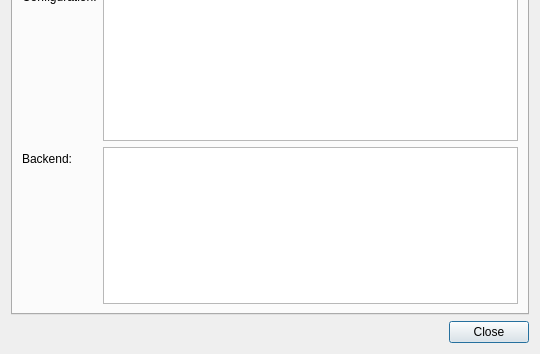
Before: the Qt Designer form acta_gui/ui/modelDialog.ui in boucaron/ACTA_Gamma, drawn with Qt 5; both pictures show x 0 to 540 and y 206 to 560 of the 540 by 560 pixel window.
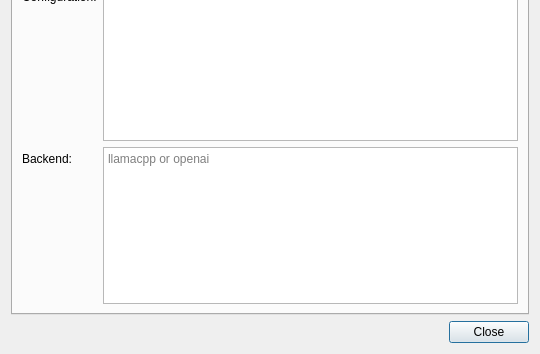
After: the same form once the commit is applied. The open tabs and pages were chosen to show the change.

Commit message: gui: compile dialect.c into the app and validate the backend vocabulary in the model editor

The edit to the form file:
```diff
--- a/acta_gui/ui/modelDialog.ui
+++ b/acta_gui/ui/modelDialog.ui
@@ -125,7 +125,11 @@
         </widget>
        </item>
        <item row="2" column="1">
-        <widget class="QTextEdit" name="backendTextEdit"/>
+        <widget class="QTextEdit" name="backendTextEdit">
+         <property name="placeholderText">
+          <string>llamacpp or openai</string>
+         </property>
+        </widget>
        </item>
       </layout>
      </widget>
```
Left out of the diff: 3 changed lines with no effect on the pictures. The commit also changes 2 other files.
